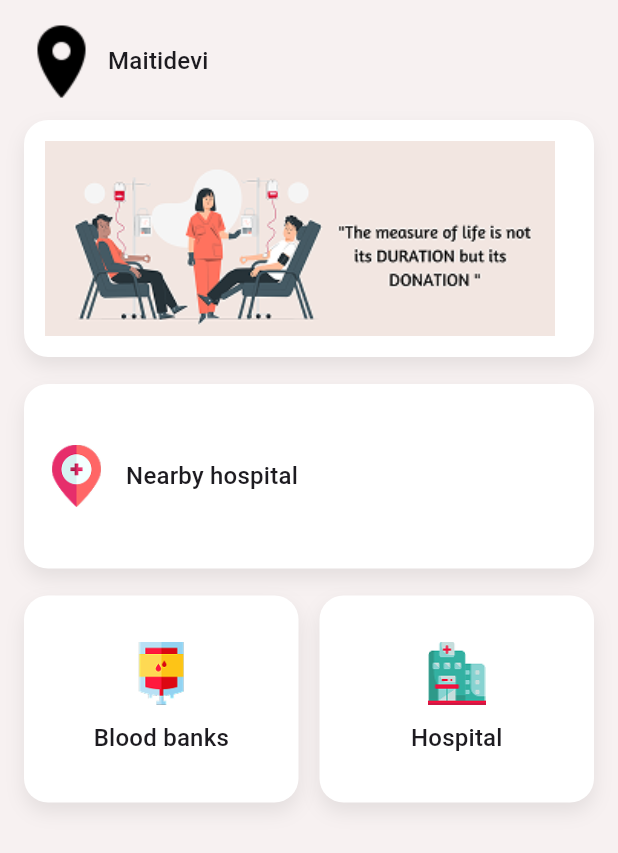
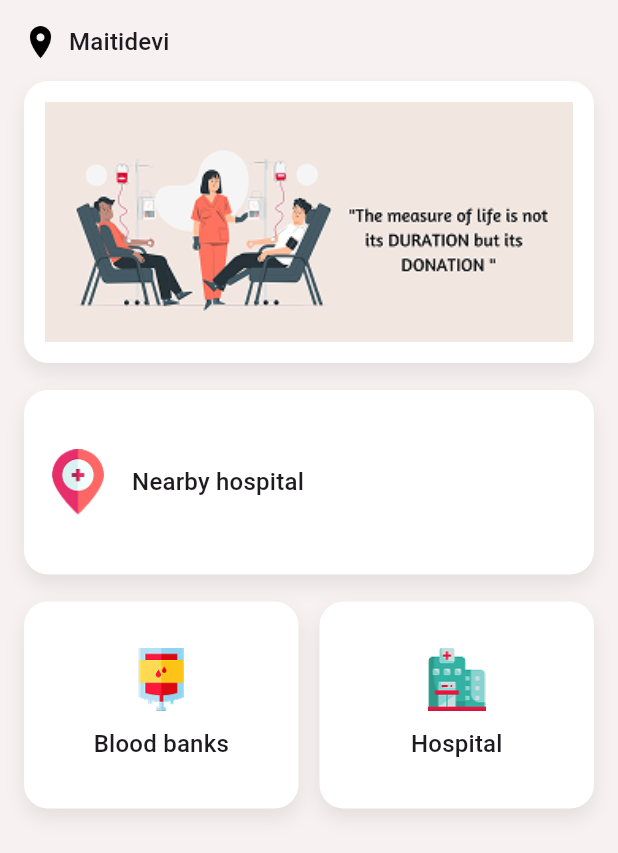
Before and after one commit to Unika1/lifelink, a Flutter app: the HomeScreen screen opened directly, on a phone screen of 412 x 824 dp. Shown: the top 853 px of the screen. Run offline on Flutter 3.47's test engine with Material 3 defaults, Android fonts, the phone set to English and light mode, and no system bars.

Commit message:
UI updated

```diff
--- a/lib/screens/bottom_screen/home_screen.dart
+++ b/lib/screens/bottom_screen/home_screen.dart
@@ -6,7 +6,8 @@ class HomeScreen extends StatelessWidget {
   @override
   Widget build(BuildContext context) {
     return Scaffold(
-      body: SizedBox.expand(
+      body: SafeArea(
+        child: SizedBox.expand(
           child: SingleChildScrollView(
             padding: const EdgeInsets.all(16),
             child: Column(
@@ -15,9 +16,11 @@ class HomeScreen extends StatelessWidget {
                 Row(
                   children: [
                     Image.asset(
-                  'assets/icons/location.png'
+                    'assets/icons/location.png',
+                    width: 22,
+                    height: 22,
                     ),
-                  const SizedBox(width: 6),
+                    const SizedBox(width: 8),
                     Text(
                       "Maitidevi",
                       style: Theme.of(context).textTheme.titleMedium,
@@ -26,18 +29,14 @@ class HomeScreen extends StatelessWidget {
                 ),
                 const SizedBox(height: 14),
                 card(
-                child: SizedBox(
-                  height: 130,
-                  child: Row(
-                    children: [
-                      Expanded(
-                        child: Image.asset(
-                          'assets/images/measureoflife.png',
+                  child: Container(
+                    height: 160,
+                    width: double.infinity,
+                    decoration: const BoxDecoration(
+                      image: DecorationImage(
+                        image: AssetImage('assets/images/measureoflife.png'),
                         fit: BoxFit.cover,
                       ),
-                      ),
-                      const SizedBox(width: 12),
-                    ],
                     ),
                   ),
                 ),
@@ -51,10 +50,10 @@ class HomeScreen extends StatelessWidget {
                         children: [
                           Image.asset(
                             'assets/images/blood-drop.png',
-                          width: 42,
-                          height: 42,
+                            width: 44,
+                            height: 44,
                           ),
-                        const SizedBox(width: 12),
+                          const SizedBox(width: 14),
                           Text(
                             "Nearby hospital",
                             style: Theme.of(context).textTheme.titleMedium,
@@ -124,6 +123,7 @@ class HomeScreen extends StatelessWidget {
             ),
           ),
         ),
+      ),
     );
   }
 
```
Lines whose indentation alone changed are shown as unchanged.
